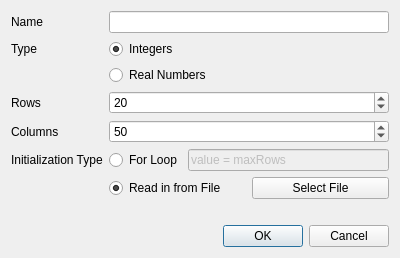
The window that gui/datablock.ui (astromme/Chestnut) describes before a commit, drawn with Qt 5.
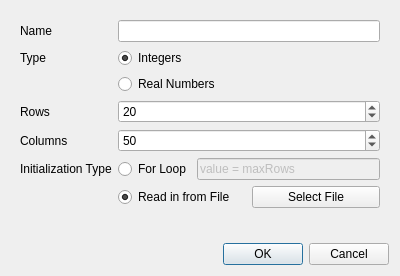
The same window after the commit.

Commit message: design output ui in qt designer. add close button. make monospace

```diff
--- a/gui/datablock.ui
+++ b/gui/datablock.ui
@@ -15,6 +15,7 @@
   </property>
   <layout class="QVBoxLayout" name="verticalLayout">
    <item>
+    <widget class="QWidget" name="mainWidget" native="true">
     <layout class="QFormLayout" name="formLayout">
      <item row="4" column="0">
       <widget class="QLabel" name="label">
@@ -169,6 +170,7 @@
       </widget>
      </item>
     </layout>
+    </widget>
    </item>
    <item>
     <spacer name="verticalSpacer">
@@ -178,7 +180,7 @@
      <property name="sizeHint" stdset="0">
       <size>
        <width>20</width>
-       <height>6</height>
+       <height>210</height>
       </size>
      </property>
     </spacer>
```
Left out of the diff: 50 changed lines with no effect on the pictures. Lines whose indentation alone changed are shown as unchanged. The commit also changes 4 other files.
